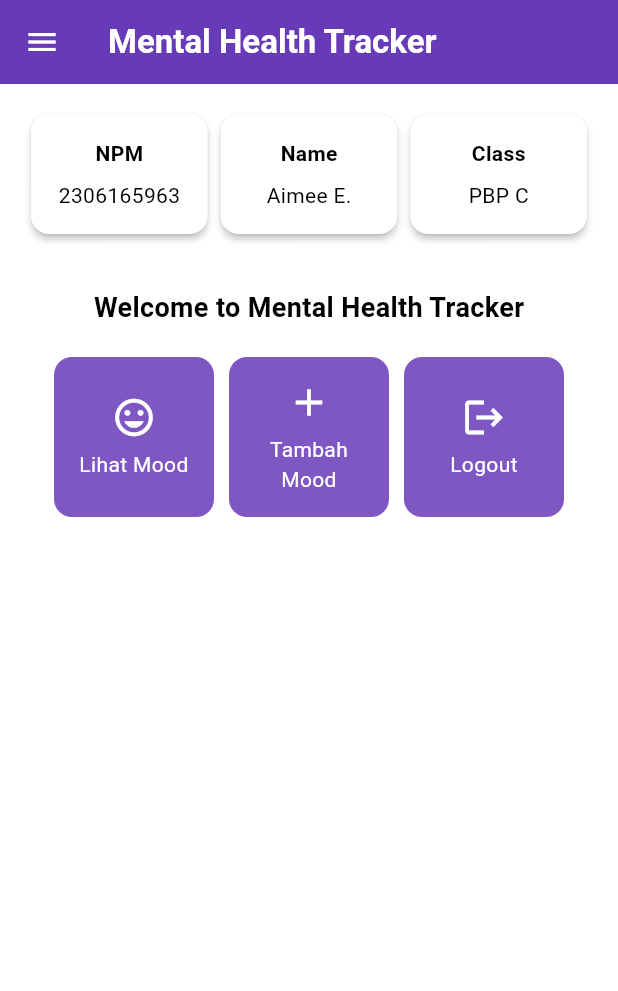
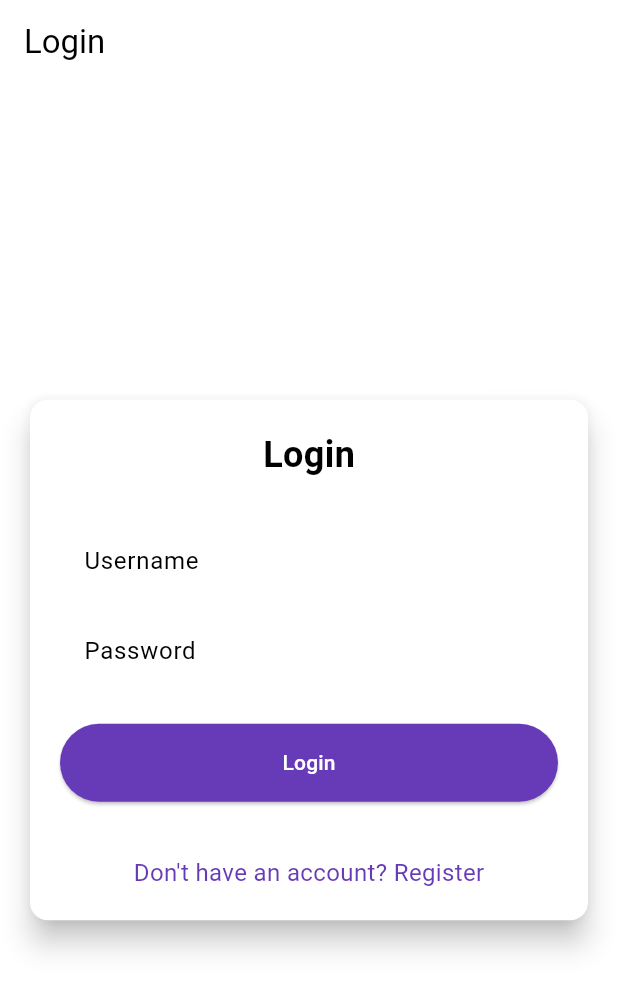
Before and after one commit to aernanto/mental-health-tracker-mobile, a Flutter app: the screen it shows after launch, on a phone screen of 412 x 824 dp. Shown: the top 991 px of the screen. Run offline on Flutter 3.47's test engine with Material 3 defaults, Android fonts, the phone set to English and light mode, and no system bars; missing offline and left inert: pbp_django_auth.

Commit message:
Tutorial 8 selesai

```diff
--- a/lib/main.dart
+++ b/lib/main.dart
@@ -1,5 +1,7 @@
 import 'package:flutter/material.dart';
-import 'package:mental_health_tracker/screens/menu.dart';
+import 'package:pbp_django_auth/pbp_django_auth.dart';
+import 'package:mental_health_tracker/screens/login.dart';
+import 'package:provider/provider.dart';
 
 void main() {
   runApp(const MyApp());
@@ -8,31 +10,23 @@ void main() {
 class MyApp extends StatelessWidget {
   const MyApp({super.key});
 
-  // This widget is the root of your application.
   @override
   Widget build(BuildContext context) {
-    return MaterialApp(
-      title: 'Flutter Demo',
-      theme: ThemeData(
-        // This is the theme of your application.
-        //
-        // TRY THIS: Try running your application with "flutter run". You'll see
-        // the application has a purple toolbar. Then, without quitting the app,
-        // try changing the seedColor in the colorScheme below to Colors.green
-        // and then invoke "hot reload" (save your changes or press the "hot
-        // reload" button in a Flutter-supported IDE, or press "r" if you used
-        // the command line to start the app).
-        //
-        // Notice that the counter didn't reset back to zero; the application
-        // state is not lost during the reload. To reset the state, use hot
-        // restart instead.
-        //
-        // This works for code too, not just values: Most code changes can be
-        // tested with just a hot reload.
-        colorScheme: ColorScheme.fromSwatch(primarySwatch: Colors.deepPurple,).copyWith(secondary: Colors.deepPurple[400]),
-        useMaterial3: true,
+    return Provider(
+      create: (_) {
+        CookieRequest request = CookieRequest();
+        return request;
+      },
+      child: MaterialApp(
+        title: 'Mental Health Tracker',
+        theme: ThemeData(
+          useMaterial3: true,
+          colorScheme: ColorScheme.fromSwatch(
+            primarySwatch: Colors.deepPurple,
+          ).copyWith(secondary: Colors.deepPurple[400]),
+        ),
+        home: const LoginPage()
       ),
-      home: MyHomePage(),
     );
   }
 }
--- /dev/null
+++ b/lib/screens/login.dart
@@ -0,0 +1,180 @@
+import 'package:mental_health_tracker/screens/menu.dart';
+import 'package:flutter/material.dart';
+import 'package:pbp_django_auth/pbp_django_auth.dart';
+import 'package:provider/provider.dart';
+import 'package:mental_health_tracker/screens/register.dart';
+
+void main() {
+  runApp(const LoginApp());
+}
+
+class LoginApp extends StatelessWidget {
+  const LoginApp({super.key});
+
+  @override
+  Widget build(BuildContext context) {
+    return MaterialApp(
+      title: 'Login',
+      theme: ThemeData(
+        useMaterial3: true,
+        colorScheme: ColorScheme.fromSwatch(
+          primarySwatch: Colors.deepPurple,
+        ).copyWith(secondary: Colors.deepPurple[400]),
+      ),
+      home: const LoginPage(),
+    );
+  }
+}
+
+class LoginPage extends StatefulWidget {
+  const LoginPage({super.key});
+
+  @override
+  State<LoginPage> createState() => _LoginPageState();
+}
+
+class _LoginPageState extends State<LoginPage> {
+  final TextEditingController _usernameController = TextEditingController();
+  final TextEditingController _passwordController = TextEditingController();
+
+  @override
+  Widget build(BuildContext context) {
+    final request = context.watch<CookieRequest>();
+
+    return Scaffold(
+      appBar: AppBar(
+        title: const Text('Login'),
+      ),
+      body: Center(
+        child: SingleChildScrollView(
+          padding: const EdgeInsets.all(16.0),
+          child: Card(
+            elevation: 8,
+            shape: RoundedRectangleBorder(
+              borderRadius: BorderRadius.circular(12.0),
+            ),
+            child: Padding(
+              padding: const EdgeInsets.all(20.0),
+              child: Column(
+                mainAxisSize: MainAxisSize.min,
+                children: [
+                  const Text(
+                    'Login',
+                    style: TextStyle(
+                      fontSize: 24.0,
+                      fontWeight: FontWeight.bold,
+                    ),
+                  ),
+                  const SizedBox(height: 30.0),
+                  TextField(
+                    controller: _usernameController,
+                    decoration: const InputDecoration(
+                      labelText: 'Username',
+                      hintText: 'Enter your username',
+                      border: OutlineInputBorder(
+                        borderRadius: BorderRadius.all(Radius.circular(12.0)),
+                      ),
+                      contentPadding:
+                          EdgeInsets.symmetric(horizontal: 12.0, vertical: 8.0),
+                    ),
+                  ),
+                  const SizedBox(height: 12.0),
+                  TextField(
+                    controller: _passwordController,
+                    decoration: const InputDecoration(
+                      labelText: 'Password',
+                      hintText: 'Enter your password',
+                      border: OutlineInputBorder(
+                        borderRadius: BorderRadius.all(Radius.circular(12.0)),
+                      ),
+                      contentPadding:
+                          EdgeInsets.symmetric(horizontal: 12.0, vertical: 8.0),
+                    ),
+                    obscureText: true,
+                  ),
+                  const SizedBox(height: 24.0),
+                  ElevatedButton(
+                    onPressed: () async {
+                      String username = _usernameController.text;
+                      String password = _passwordController.text;
+
+                      // Cek kredensial
+                      // Untuk menyambungkan Android emulator dengan Django pada localhost,
+                      // gunakan URL http://10.0.2.2/
+                      final response = await request
+                          .login("http://127.0.0.1:8000/auth/login/", {
+                        'username': username,
+                        'password': password,
+                      });
+
+                      if (request.loggedIn) {
+                        String message = response['message'];
+                        String uname = response['username'];
+                        if (context.mounted) {
+                          Navigator.pushReplacement(
+                            context,
+                            MaterialPageRoute(
+                                builder: (context) => MyHomePage()),
+                          );
+                          ScaffoldMessenger.of(context)
+                            ..hideCurrentSnackBar()
+                            ..showSnackBar(
+                              SnackBar(
+                                  content:
+                                      Text("$message Selamat datang, $uname.")),
+                            );
+                        }
+                      } else {
+                        if (context.mounted) {
+                          showDialog(
+                            context: context,
+                            builder: (context) => AlertDialog(
+                              title: const Text('Login Gagal'),
+                              content: Text(response['message']),
+                              actions: [
+                                TextButton(
+                                  child: const Text('OK'),
+                                  onPressed: () {
+                                    Navigator.pop(context);
+                                  },
+                                ),
+                              ],
+                            ),
+                          );
+                        }
+                      }
+                    },
+                    style: ElevatedButton.styleFrom(
+                      foregroundColor: Colors.white,
+                      minimumSize: Size(double.infinity, 50),
+                      backgroundColor: Theme.of(context).colorScheme.primary,
+                      padding: const EdgeInsets.symmetric(vertical: 16.0),
+                    ),
+                    child: const Text('Login'),
+                  ),
+                  const SizedBox(height: 36.0),
+                  GestureDetector(
+                    onTap: () {
+                      Navigator.push(
+                        context,
+                        MaterialPageRoute(
+                            builder: (context) => const RegisterPage()),
+                      );
+                    },
+                    child: Text(
+                      'Don\'t have an account? Register',
+                      style: TextStyle(
+                        color: Theme.of(context).colorScheme.primary,
+                        fontSize: 16.0,
+                      ),
+                    ),
+                  ),
+                ],
+              ),
+            ),
+          ),
+        ),
+      ),
+    );
+  }
+}
--- a/pubspec.yaml
+++ b/pubspec.yaml
@@ -35,6 +35,8 @@ dependencies:
   # The following adds the Cupertino Icons font to your application.
   # Use with the CupertinoIcons class for iOS style icons.
   cupertino_icons: ^1.0.8
+  provider: ^6.1.2
+  pbp_django_auth: ^0.4.0
 
 dev_dependencies:
   flutter_test:
```
Also changed, not shown: lib/models/mood_entry.dart (added, +65 -0 lines), lib/screens/list_moodentry.dart (added, +89 -0 lines), lib/screens/register.dart (added, +165 -0 lines), lib/widgets/left_drawer.dart (+19 -10 lines), lib/widgets/mood_card.dart (+59 -11 lines), pubspec.lock, 2 other files.
